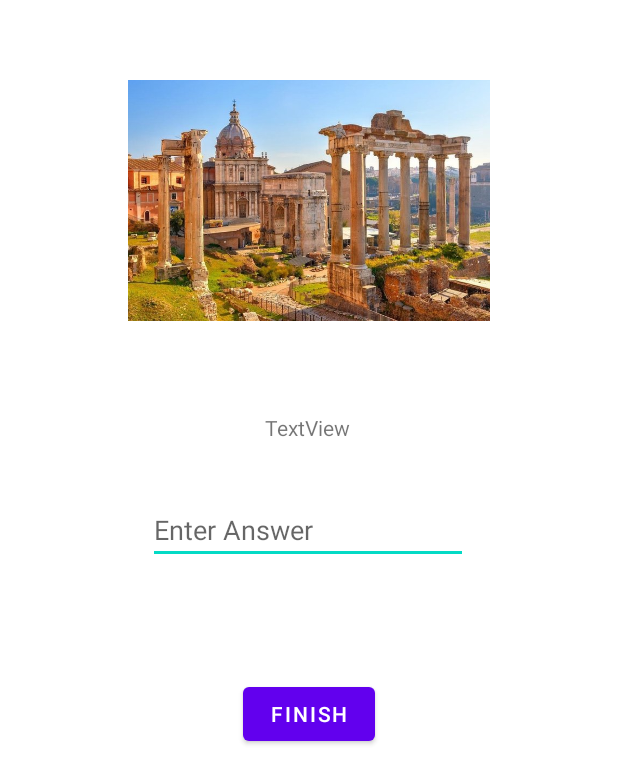
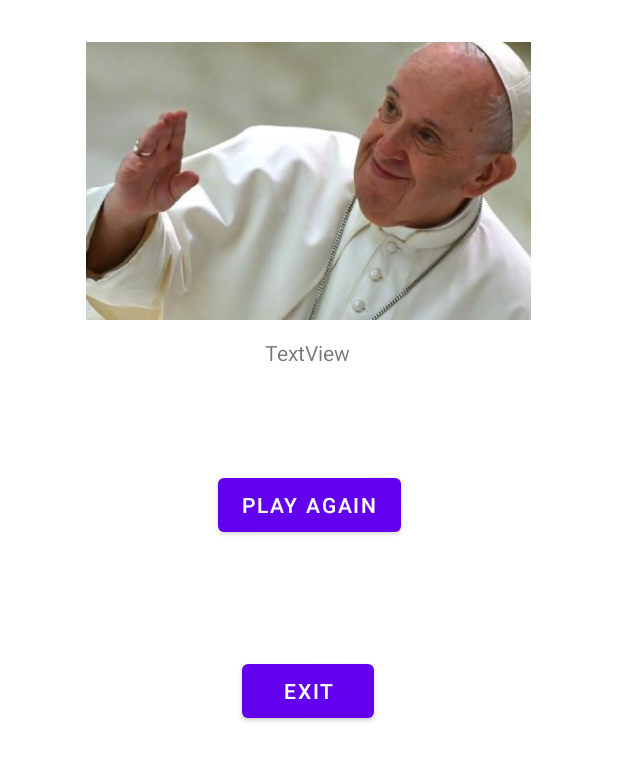
Before and after one commit to RticRtic/StockholmToRome, an Android app: the layout activity_final_page.xml on its own in the app's theme, with its tools: preview values and no code run, on a phone screen of 412 x 824 dp. Shown: the top 784 px of the screen. Run offline under Robolectric (Android 15) with nearby library versions, the phone set to English and light mode, and no system bars.

Commit message:
Finished the  question and views

```diff
--- a/app/src/main/AndroidManifest.xml
+++ b/app/src/main/AndroidManifest.xml
@@ -9,6 +9,9 @@
         android:roundIcon="@mipmap/ic_launcher_round"
         android:supportsRtl="true"
         android:theme="@style/Theme.StockholmToRome">
+        <activity
+            android:name=".FinalPage"
+            android:exported="true" />
         <activity
             android:name=".LastChanceItaly"
             android:exported="true" />
--- a/app/src/main/java/com/example/stockholmtorome/BorderControlSwitzerland.kt
+++ b/app/src/main/java/com/example/stockholmtorome/BorderControlSwitzerland.kt
@@ -38,7 +38,7 @@ class BorderControlSwitzerland : AppCompatActivity() {
 
     fun answerStopSwitzerland() {
         if(userPutInAnswerView.text.toString().toInt() == 4) {
-            userSeeQuestionView.setText("Good job, Travel on to Italy!")
+            userSeeQuestionView.setText("Good job, lest Travel!")
             backToLastChanceSwitzerlandPage()
         }
         else {
--- a/app/src/main/java/com/example/stockholmtorome/Bordercontroll.kt
+++ b/app/src/main/java/com/example/stockholmtorome/Bordercontroll.kt
@@ -56,7 +56,7 @@ class Bordercontroll : AppCompatActivity() {
     }
 
     fun backToDanmarkPage() {
-        val intent = Intent(this, Germany::class.java)
+        val intent = Intent(this, LastChanceDanmark::class.java)
         startActivity(intent)
 
     }
--- a/app/src/main/java/com/example/stockholmtorome/Italy.kt
+++ b/app/src/main/java/com/example/stockholmtorome/Italy.kt
@@ -38,7 +38,8 @@ class Italy : AppCompatActivity() {
 
     fun userAnswerItaly() {
         if (userPutInAnswerView.text.toString().toInt() == 3) {
-            userSeeQuestionView.setText("God job! Travel on to Rome.")
+            userSeeQuestionView.setText("God job! Travel on to Rome.\n" +
+                    "You only have one chance to answer correct in Rome.")
             startRomePage()
 
 
--- a/app/src/main/res/layout/activity_rome.xml
+++ b/app/src/main/res/layout/activity_final_page.xml
@@ -4,48 +4,48 @@
     xmlns:tools="http://schemas.android.com/tools"
     android:layout_width="match_parent"
     android:layout_height="match_parent"
-    tools:context=".Rome">
-
-    <ImageView
-        android:id="@+id/imageView3"
-        android:layout_width="241dp"
-        android:layout_height="267dp"
-        app:layout_constraintEnd_toEndOf="parent"
-        app:layout_constraintStart_toStartOf="parent"
-        app:layout_constraintTop_toTopOf="parent"
-        app:srcCompat="@drawable/rome" />
+    tools:context=".FinalPage">
 
     <TextView
-        android:id="@+id/userSeeQuestionItRo"
+        android:id="@+id/userSeePopeTv"
         android:layout_width="wrap_content"
         android:layout_height="wrap_content"
-        android:layout_marginTop="8dp"
+        android:layout_marginTop="12dp"
         android:text="TextView"
         app:layout_constraintEnd_toEndOf="parent"
         app:layout_constraintHorizontal_bias="0.498"
         app:layout_constraintStart_toStartOf="parent"
-        app:layout_constraintTop_toBottomOf="@+id/imageView3" />
+        app:layout_constraintTop_toBottomOf="@+id/imageView13" />
 
-    <EditText
-        android:id="@+id/userAnswerRoEt"
+    <Button
+        android:id="@+id/playAgainButton"
         android:layout_width="wrap_content"
         android:layout_height="wrap_content"
-        android:layout_marginTop="36dp"
-        android:ems="10"
-        android:hint="Enter Answer"
-        android:inputType="textPersonName"
+        android:layout_marginTop="68dp"
+        android:text="Play Again"
         app:layout_constraintEnd_toEndOf="parent"
-        app:layout_constraintHorizontal_bias="0.497"
         app:layout_constraintStart_toStartOf="parent"
-        app:layout_constraintTop_toBottomOf="@+id/userSeeQuestionItRo" />
+        app:layout_constraintTop_toBottomOf="@+id/userSeePopeTv" />
 
     <Button
-        android:id="@+id/answerButtonRo"
+        android:id="@+id/exitButton"
         android:layout_width="wrap_content"
         android:layout_height="wrap_content"
         android:layout_marginTop="76dp"
-        android:text="Finish"
+        android:text="Exit"
         app:layout_constraintEnd_toEndOf="parent"
+        app:layout_constraintHorizontal_bias="0.498"
         app:layout_constraintStart_toStartOf="parent"
-        app:layout_constraintTop_toBottomOf="@+id/userAnswerRoEt" />
+        app:layout_constraintTop_toBottomOf="@+id/playAgainButton" />
+
+    <ImageView
+        android:id="@+id/imageView13"
+        android:layout_width="314dp"
+        android:layout_height="185dp"
+        android:layout_marginTop="28dp"
+        app:layout_constraintEnd_toEndOf="parent"
+        app:layout_constraintHorizontal_bias="0.494"
+        app:layout_constraintStart_toStartOf="parent"
+        app:layout_constraintTop_toTopOf="parent"
+        app:srcCompat="@drawable/the_pope" />
 </androidx.constraintlayout.widget.ConstraintLayout>
```
Also changed, not shown: app/src/main/java/com/example/stockholmtorome/FinalPage.kt (added, +47 -0 lines), app/src/main/java/com/example/stockholmtorome/Rome.kt (+10 -6 lines), app/src/main/res/layout/activity_last_chance_italy.xml (+12 -11 lines), app/src/main/res/layout/activity_last_chance_switzerland.xml (+12 -11 lines), app/src/main/res/drawable/the_pope.jpg (added).
